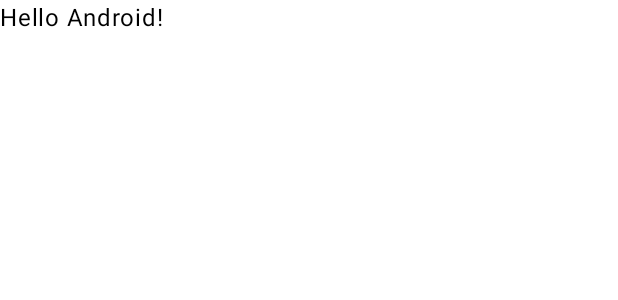
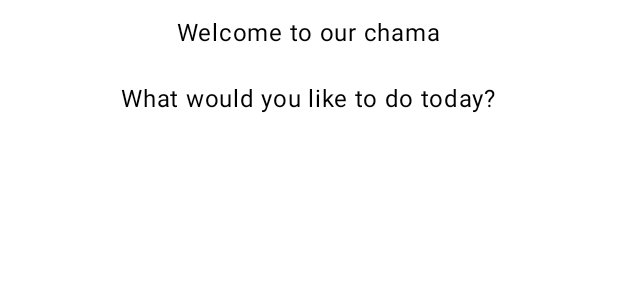
Before and after one commit to githukueliud/ChamaYetu, an Android app built with Jetpack Compose: the @Preview function GreetingPreview, on a phone screen of 412 x 824 dp. Shown: the top 300 px of the screen. Run offline under Robolectric (Android 15) with nearby library versions, the phone set to English and light mode, and no system bars.

Commit message:
Basic screen structure created

```diff
--- a/app/src/main/java/com/example/chamayetu/MainActivity.kt
+++ b/app/src/main/java/com/example/chamayetu/MainActivity.kt
@@ -3,13 +3,19 @@ package com.example.chamayetu
 import android.os.Bundle
 import androidx.activity.ComponentActivity
 import androidx.activity.compose.setContent
+import androidx.compose.foundation.layout.Column
+import androidx.compose.foundation.layout.Spacer
 import androidx.compose.foundation.layout.fillMaxSize
+import androidx.compose.foundation.layout.height
 import androidx.compose.material3.MaterialTheme
 import androidx.compose.material3.Surface
 import androidx.compose.material3.Text
 import androidx.compose.runtime.Composable
+import androidx.compose.ui.Alignment
 import androidx.compose.ui.Modifier
 import androidx.compose.ui.tooling.preview.Preview
+import androidx.compose.ui.unit.dp
+import com.example.chamayetu.presentation.HomeScreen
 import com.example.chamayetu.ui.theme.ChamaYetuTheme
 
 class MainActivity : ComponentActivity() {
@@ -22,25 +28,18 @@ class MainActivity : ComponentActivity() {
                     modifier = Modifier.fillMaxSize(),
                     color = MaterialTheme.colorScheme.background
                 ) {
-                    Greeting("Android")
+                    HomeScreen()
                 }
             }
         }
     }
 }
 
-@Composable
-fun Greeting(name: String, modifier: Modifier = Modifier) {
-    Text(
-        text = "Hello $name!",
-        modifier = modifier
-    )
-}
 
 @Preview(showBackground = true)
 @Composable
 fun GreetingPreview() {
     ChamaYetuTheme {
-        Greeting("Android")
+        HomeScreen()
     }
 }
--- /dev/null
+++ b/app/src/main/java/com/example/chamayetu/presentation/HomeScreen.kt
@@ -0,0 +1,24 @@
+package com.example.chamayetu.presentation
+
+import androidx.compose.foundation.layout.Column
+import androidx.compose.foundation.layout.Spacer
+import androidx.compose.foundation.layout.fillMaxSize
+import androidx.compose.foundation.layout.height
+import androidx.compose.material3.Text
+import androidx.compose.runtime.Composable
+import androidx.compose.ui.Alignment
+import androidx.compose.ui.Modifier
+import androidx.compose.ui.unit.dp
+
+@Composable
+fun HomeScreen(modifier: Modifier = Modifier) {
+    Column(
+        modifier = Modifier.fillMaxSize(),
+        horizontalAlignment = Alignment.CenterHorizontally
+    ){
+        Spacer(modifier = Modifier.height(10.dp))
+        Text(text = "Welcome to our chama")
+        Spacer(modifier = Modifier.height(20.dp))
+        Text(text = "What would you like to do today?")
+    }
+}
```
Also changed, not shown: app/src/main/java/com/example/chamayetu/presentation/FinesScreen.kt (added, +10 -0 lines), app/src/main/java/com/example/chamayetu/presentation/LoansScreen.kt (added, +10 -0 lines), app/src/main/java/com/example/chamayetu/presentation/LoginScreen.kt (added, +10 -0 lines), app/src/main/java/com/example/chamayetu/presentation/NewsScreen.kt (added, +10 -0 lines), app/src/main/java/com/example/chamayetu/presentation/SavingsScreen.kt (added, +10 -0 lines), app/src/main/java/com/example/chamayetu/presentation/SettingsScreen.kt (added, +10 -0 lines), app/src/main/java/com/example/chamayetu/presentation/SignupScreen.kt (added, +10 -0 lines), app/src/main/java/com/example/chamayetu/presentation/WelfareScreen.kt (added, +10 -0 lines).
